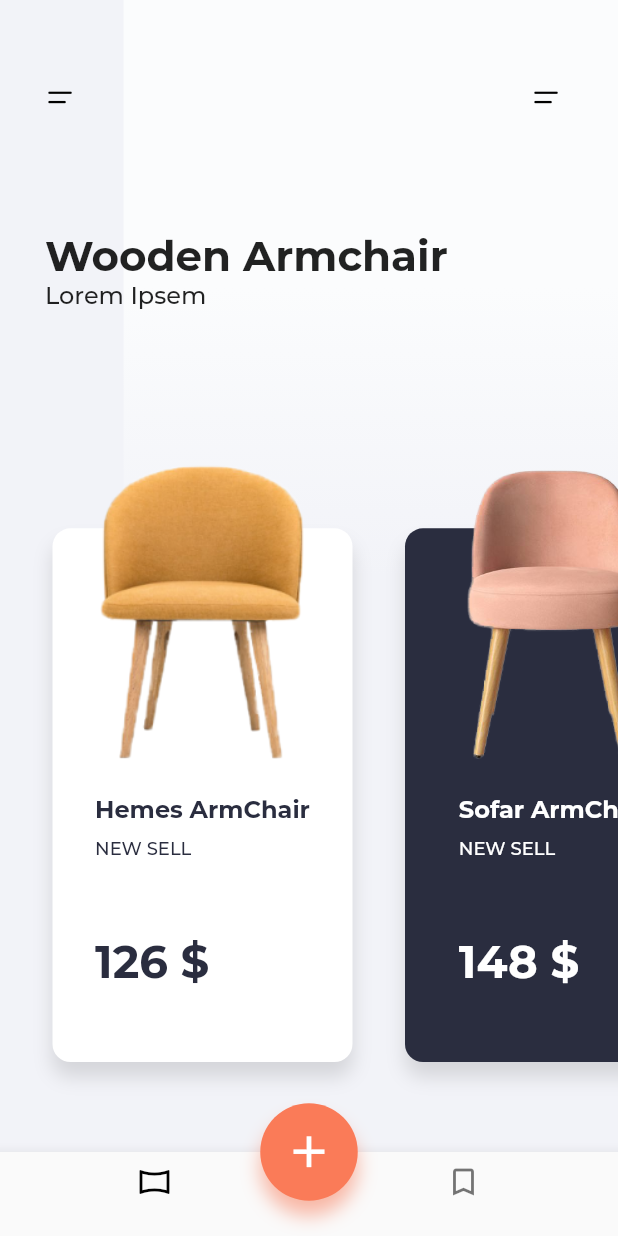
After one commit to jayanprabodha/flutter_ui, a Flutter app: the screen it shows after launch, after a tap on "Flutter Furniture UI", on a phone screen of 412 x 824 dp. The commit adds this screen. Run offline on Flutter 3.47's test engine with Material 2 defaults, Android fonts, the phone set to English and light mode, and no system bars; our stand-ins replace flutter_screenutil, smooth_star_rating.

Commit message:
Flutter furniture UI

```diff
--- a/lib/main.dart
+++ b/lib/main.dart
@@ -8,6 +8,7 @@ import 'screen/story_screen.dart';
 import 'screen/adidas_shoes_screen.dart';
 import 'screen/product_screen.dart';
 import 'screen/greenery_screen.dart';
+import 'screen/furniture_screen.dart';
 
 
 void main() => runApp(MyApp());
@@ -145,6 +146,16 @@ class _MyHomePageState extends State<MyHomePage> {
             );
           },
           ),
+          RaisedButton(
+            color: Colors.red,
+            child: Text('Flutter Furniture UI'),
+            onPressed: () {
+            Navigator.push(
+              context,
+              MaterialPageRoute(builder: (context) => FurnitureScreen()),
+            );
+          },
+          ),
         ],
 
 
--- /dev/null
+++ b/lib/models/furniture_model.dart
@@ -0,0 +1,8 @@
+var images = [
+  "assets/images/fimage_01.png",
+  "assets/images/fimage_02.png",
+  "assets/images/fimage_03.png",
+];
+
+var title = ["Hemes ArmChair", "Sofar ArmChari", "Wooden ArmChair"];
+var price = ["126", "148", "179"];
--- /dev/null
+++ b/lib/screen/furniture_screen.dart
@@ -0,0 +1,222 @@
+import 'package:flutter/material.dart';
+import 'package:flutter_ui/models/furniture_model.dart';
+import 'package:flutter_ui/widgets/customIcons.dart';
+
+
+class FurnitureScreen extends StatefulWidget {
+  @override
+  _FurnitureScreenState createState() => new _FurnitureScreenState();
+}
+
+class _FurnitureScreenState extends State<FurnitureScreen> {
+  int _currentIndex = 0;
+
+  Widget _buildGradientContainer(double width, double height) {
+    return Align(
+      alignment: Alignment.topRight,
+      child: Container(
+        width: width * .8,
+        height: height / 2,
+        decoration: BoxDecoration(
+            gradient: LinearGradient(
+                colors: [Color(0xFFfbfcfd), Color(0xFFf2f3f8)],
+                begin: Alignment.topCenter,
+                end: Alignment.bottomCenter,
+                stops: [0.5, 1.0])),
+      ),
+    );
+  }
+
+  Widget _buildAppBar() {
+    return Positioned(
+      top: 40.0,
+      left: 20.0,
+      right: 20.0,
+      child: Row(
+        mainAxisAlignment: MainAxisAlignment.spaceBetween,
+        children: <Widget>[
+          IconButton(
+            icon: Icon(CustomIcons.menu, color: Colors.black),
+            onPressed: () {},
+          ),
+          IconButton(
+            icon: Icon(CustomIcons.search, color: Colors.black),
+            onPressed: () {},
+          )
+        ],
+      ),
+    );
+  }
+
+  Widget _buildTitle(double height) {
+    return Positioned(
+      top: height * .2,
+      left: 30.0,
+      child: Column(
+        crossAxisAlignment: CrossAxisAlignment.start,
+        children: <Widget>[
+          Text("Wooden Armchair",
+              style: TextStyle(fontSize: 28.0, fontFamily: "Montserrat-Bold")),
+          Text("Lorem Ipsem",
+              style: TextStyle(fontSize: 16.0, fontFamily: "Montserrat-Medium"))
+        ],
+      ),
+    );
+  }
+
+  @override
+  Widget build(BuildContext context) {
+    return new Scaffold(
+      backgroundColor: Color(0xFFf2f3f8),
+      body: LayoutBuilder(
+        builder: (context, constraints) {
+          var width = constraints.maxWidth;
+          var height = constraints.maxHeight;
+
+          return Stack(
+            fit: StackFit.expand,
+            children: <Widget>[
+              _buildGradientContainer(width, height),
+              _buildAppBar(),
+              _buildTitle(height),
+              Align(
+                alignment: Alignment.bottomCenter,
+                child: SizedBox(
+                  height: height * .6,
+                  child: ListView.builder(
+                    itemCount: images.length,
+                    scrollDirection: Axis.horizontal,
+                    physics: BouncingScrollPhysics(),
+                    itemBuilder: (context, index) {
+                      return Padding(
+                        padding: EdgeInsets.only(left: 35.0, bottom: 60.0),
+                        child: SizedBox(
+                          width: 200.0,
+                          child: Stack(
+                            fit: StackFit.expand,
+                            children: <Widget>[
+                              Padding(
+                                padding: EdgeInsets.only(top: 45.0),
+                                child: Container(
+                                  decoration: BoxDecoration(
+                                      color: (index % 2 == 0)
+                                          ? Colors.white
+                                          : Color(0xFF2a2d3f),
+                                      boxShadow: [
+                                        BoxShadow(
+                                            color: Colors.black12,
+                                            offset: Offset(0.0, 10.0),
+                                            blurRadius: 10.0)
+                                      ],
+                                      borderRadius:
+                                          BorderRadius.circular(12.0)),
+                                ),
+                              ),
+                              Column(
+                                crossAxisAlignment: CrossAxisAlignment.center,
+                                children: <Widget>[
+                                  Image.asset(
+                                    images[index],
+                                    width: 172.5,
+                                    height: 199.0,
+                                  ),
+                                  SizedBox(
+                                    height: 12.0,
+                                  ),
+                                  Padding(
+                                    padding: EdgeInsets.all(12.0),
+                                    child: Column(
+                                      crossAxisAlignment:
+                                          CrossAxisAlignment.start,
+                                      children: <Widget>[
+                                        Text(title[index],
+                                            style: TextStyle(
+                                                fontSize: 16.0,
+                                                fontFamily: "Montserrat-Bold",
+                                                color: (index % 2 == 0)
+                                                    ? Color(0xFF2a2d3f)
+                                                    : Colors.white)),
+                                        SizedBox(
+                                          height: 8.0,
+                                        ),
+                                        Text("NEW SELL",
+                                            style: TextStyle(
+                                                fontSize: 12.0,
+                                                fontFamily: "Montserrat-Medium",
+                                                color: (index % 2 == 0)
+                                                    ? Color(0xFF2a2d3f)
+                                                    : Colors.white)),
+                                        SizedBox(
+                                          height: 50.0,
+                                        ),
+                                        Text(price[index] + " \$",
+                                            style: TextStyle(
+                                                fontSize: 30.0,
+                                                fontFamily: "Montserrat-Bold",
+                                                color: (index % 2 == 0)
+                                                    ? Color(0xFF2a2d3f)
+                                                    : Colors.white))
+                                      ],
+                                    ),
+                                  )
+                                ],
+                              )
+                            ],
+                          ),
+                        ),
+                      );
+                    },
+                  ),
+                ),
+              )
+            ],
+          );
+        },
+      ),
+      bottomNavigationBar: BottomNavigationBar(
+        selectedItemColor: Colors.black,
+        onTap: (index) {
+          setState(() {
+            _currentIndex = index;
+          });
+        },
+        currentIndex: _currentIndex,
+        items: [
+          BottomNavigationBarItem(
+              icon: Icon(Icons.panorama_horizontal),
+              title: Container(
+                height: 0.0,
+              )),
+          BottomNavigationBarItem(
+              icon: Icon(Icons.bookmark_border),
+              title: Container(
+                height: 0.0,
+              ))
+        ],
+      ),
+      floatingActionButton: Container(
+        width: 65.0,
+        height: 65.0,
+        decoration: BoxDecoration(
+            color: Color(0xFFfa7b58),
+            shape: BoxShape.circle,
+            boxShadow: [
+              BoxShadow(
+                  color: Color(0xFFf78a6c).withOpacity(.6),
+                  offset: Offset(0.0, 10.0),
+                  blurRadius: 10.0)
+            ]),
+        child: RawMaterialButton(
+          shape: CircleBorder(),
+          child: Icon(
+            Icons.add,
+            size: 35.0,
+            color: Colors.white,
+          ),
+          onPressed: () {},
+        ),
+      ),
+      floatingActionButtonLocation: FloatingActionButtonLocation.centerDocked,
+    );
+  }
+}
--- a/lib/widgets/customIcons.dart
+++ b/lib/widgets/customIcons.dart
@@ -3,4 +3,5 @@ import 'package:flutter/material.dart';
 class CustomIcons {
   static const IconData menu = IconData(0xe900, fontFamily: "CustomIcons");
   static const IconData option = IconData(0xe902, fontFamily: "CustomIcons");
+    static const IconData search = IconData(0xe900, fontFamily: "CustomICons");
 }
```
Also changed, not shown: assets/fonts/Montserrat-Black.ttf (added), assets/images/fimage_01.png (added), assets/images/fimage_02.png (added), assets/images/fimage_03.png (added).
